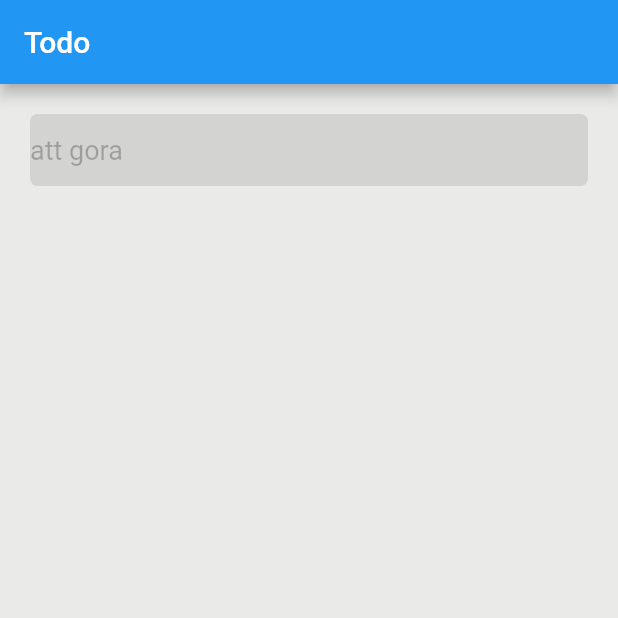
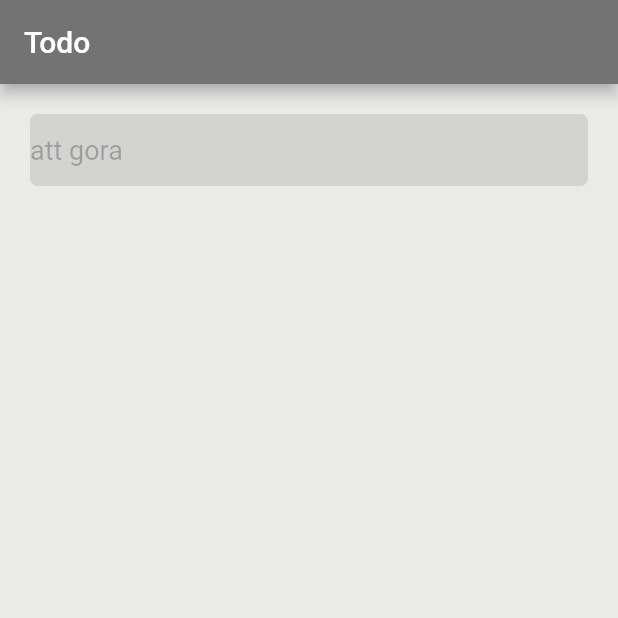
Before and after one commit to frextrite/att-gora, a Flutter app: the screen it shows after launch, on a phone screen of 412 x 824 dp, the top half of it. Run offline on Flutter 3.47's test engine with Material 2 defaults, Android fonts, the phone set to English and light mode, and no system bars.

Commit message:
Modify app bar color

```diff
--- a/lib/main.dart
+++ b/lib/main.dart
@@ -64,6 +64,7 @@ class _TodoState extends State<Todo> {
     return Scaffold(
         appBar: AppBar(
           title: Text('Todo'),
+          backgroundColor: Color(0xFF727372),
         ),
         body: Container(
             decoration: BoxDecoration(
```
Lines whose indentation alone changed are shown as unchanged.
